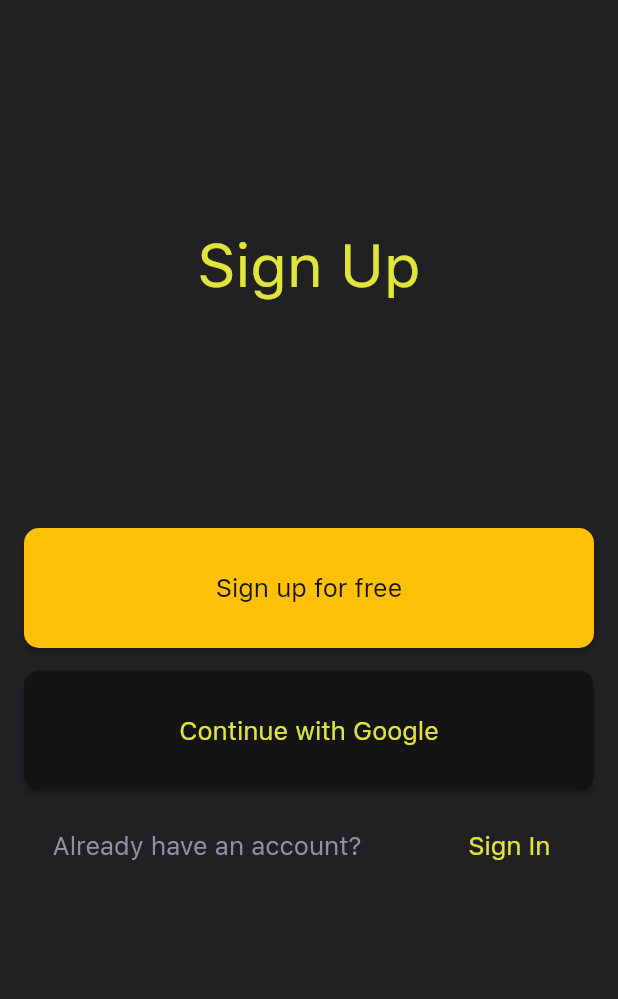
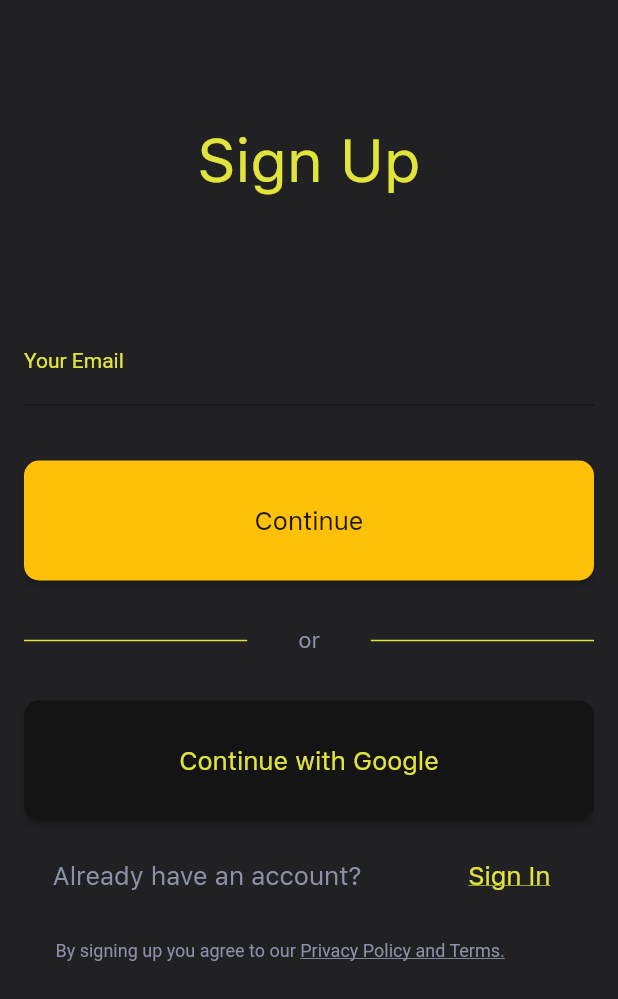
Before and after one commit to JUREXT/GL_Charger_App, a Flutter app: the screen it shows after launch, on a phone screen of 412 x 824 dp, the part 237-1236 px from its top. Run offline on Flutter 3.47's test engine with Material 2 defaults, Android fonts, the phone set to English and light mode, and no system bars; our stand-ins replace cached_network_image, connectivity, flutter_icons, flutter_spinkit, modal_progress_hud_nsn, shared_preferences; missing offline and left inert: ez_localization; accounts and stored records are empty; project files that could hold a hidden picture were left out.

Commit message:
Created login page.

```diff
--- a/lib/landing/landing_page.dart
+++ b/lib/authentication/landing/landing_page.dart
@@ -31,7 +31,7 @@ class _LandingPageState extends State<LandingPage> {
             //  color: Colors.red,
               height: 50,
               child: Center(
-                child: appText("Sign Up", 40.0, Constants.ColorYellow),
+                child: appText("Sign Up", 40.0, Constants.ColorYellow, TextDecoration.none),
               ),
             ),
             SizedBox(height: 150),
@@ -40,7 +40,7 @@ class _LandingPageState extends State<LandingPage> {
               width: double.infinity,
               height: 80,
               child: RaisedButton(
-                child: appText("Sign up for free", 17.0, Constants.ColorBlack),
+                child: appText("Sign up for free", 17.0, Constants.ColorBlack, TextDecoration.none),
                 color: Colors.amber,
                 shape: RoundedRectangleBorder(
                     borderRadius: BorderRadius.circular(10)),
@@ -55,7 +55,7 @@ class _LandingPageState extends State<LandingPage> {
               width: double.infinity,
               height: 80,
               child: RaisedButton(
-                child: appText("Continue with Google", 17.0, Constants.ColorYellow),
+                child: appText("Continue with Google", 17.0, Constants.ColorYellow, TextDecoration.none),
                 color: Constants.ColorBlack,
                 shape: RoundedRectangleBorder(
                     borderRadius: BorderRadius.circular(10)),
@@ -75,12 +75,12 @@ class _LandingPageState extends State<LandingPage> {
                       top: 17,
                       left: 35,
                       child: appText("Already have an account?", 17.0,
-                          Constants.ColorLightPurple)),
+                          Constants.ColorLightPurple, TextDecoration.none)),
                   Positioned(
                       top: 17,
                       right: 45,
                       child: appText("Sign In", 17.0,
-                          Constants.ColorYellow))
+                          Constants.ColorYellow, TextDecoration.underline))
                 ],
               ),
             )
--- /dev/null
+++ b/lib/authentication/log_in/login_page.dart
@@ -0,0 +1,237 @@
+import 'package:flutter/cupertino.dart';
+import 'package:flutter/gestures.dart';
+import 'package:flutter/material.dart';
+import 'package:gl_charge_app/components/password_text_field.dart';
+import 'package:gl_charge_app/components/text_form_builder.dart';
+import 'package:gl_charge_app/utils/constants.dart';
+import 'package:gl_charge_app/utils/validation.dart';
+import 'package:gl_charge_app/widgets/appText.dart';
+import 'package:provider/provider.dart';
+import 'login_view_model.dart';
+
+class LogInPage extends StatefulWidget {
+  @override
+  _LogInPageState createState() => _LogInPageState();
+}
+
+// https://mightytechno.com/rounded-button-flutter/
+
+class _LogInPageState extends State<LogInPage> {
+  @override
+  Widget build(BuildContext context) {
+    // LoginViewModel viewModel = Provider.of<LoginViewModel>(context);
+
+    return Scaffold(
+      backgroundColor: Constants.ColorLightGrey,
+      body: SingleChildScrollView(
+        child: Column(
+          children: [
+            SizedBox(height: 60),
+            Container(
+              //color: Colors.black87,
+              height: 150,
+              child: Center(
+                child: Image.asset("assets/images/logo.png", height: 46),
+              ),
+            ),
+            SizedBox(height: 30),
+            Container(
+              //  color: Colors.red,
+              height: 50,
+              child: Center(
+                child: appText("Sign Up", 40.0, Constants.ColorYellow, TextDecoration.none),
+              ),
+            ),
+            SizedBox(height: 80),
+            Container(
+              margin: EdgeInsets.only(left: 16, right: 16),
+              width: double.infinity,
+              height: 80,
+              child: Theme(
+                  data: ThemeData(
+                    primaryColor: Constants.ColorYellow,
+                    primaryColorDark: Constants.ColorWhite,
+                    hintColor: Constants.ColorLightPurple,
+                  ),
+                  child: TextField(
+                    style: TextStyle(color: Constants.ColorWhite, fontSize: 17),
+                    decoration: InputDecoration(
+                        hintText: "michael@gmail.com",
+                        labelText: "Your Email",
+                        labelStyle: TextStyle(
+                            color: Constants.ColorYellow, fontSize: 14)),
+                  )),
+            ),
+            SizedBox(height: 15.0),
+            Container(
+              margin: EdgeInsets.only(left: 16, right: 16),
+              width: double.infinity,
+              height: 80,
+              child: Container(
+                width: double.infinity,
+                height: 80,
+                child: RaisedButton(
+                  child: appText("Continue", 17.0, Constants.ColorBlack, TextDecoration.none),
+                  color: Colors.amber,
+                  shape: RoundedRectangleBorder(
+                      borderRadius: BorderRadius.circular(10)),
+                  onPressed: () {
+                    // TODO: handle click
+                  },
+                ),
+              ),
+            ),
+            SizedBox(height: 30),
+            Container(
+              // color: Colors.greenAccent,
+              width: double.infinity,
+              height: 20,
+              child: Row(
+                children: [
+                  Expanded(
+                    flex: 2,
+                    child: Divider(
+                      height: 1,
+                      thickness: 1,
+                      indent: 16,
+                      endIndent: 0,
+                      color: Constants.ColorYellow,
+                    ),
+                  ),
+                  Expanded(
+                    flex: 1,
+                    child: Container(
+                      child: appText("or", 15.0, Constants.ColorLightPurple, TextDecoration.none),
+                      alignment: Alignment.center,
+                    ),
+                  ),
+                  Expanded(
+                    flex: 2,
+                    child: Divider(
+                      height: 1,
+                      thickness: 1,
+                      indent: 0,
+                      endIndent: 16,
+                      color: Constants.ColorYellow,
+                    ),
+                  ),
+                ],
+              ),
+            ),
+            SizedBox(height: 30),
+            Container(
+              margin: EdgeInsets.only(left: 16, right: 16),
+              width: double.infinity,
+              height: 80,
+              child: RaisedButton(
+                child: appText(
+                    "Continue with Google", 17.0, Constants.ColorYellow, TextDecoration.none),
+                color: Constants.ColorBlack,
+                shape: RoundedRectangleBorder(
+                    borderRadius: BorderRadius.circular(10)),
+                onPressed: () {
+                  // TODO: handle click
+                },
+              ),
+            ),
+            SizedBox(height: 10),
+            Container(
+              // color: Colors.redAccent,
+              height: 130,
+              width: double.infinity,
+              child: Stack(
+                children: [
+                  Positioned(
+                      top: 17,
+                      left: 35,
+                      child: appText("Already have an account?", 17.0,
+                          Constants.ColorLightPurple, TextDecoration.none)),
+                  Positioned(
+                      top: 17,
+                      right: 45,
+                      child: appText("Sign In", 17.0, Constants.ColorYellow, TextDecoration.underline)),
+                  Positioned(
+                      top: 70,
+                      left: 37,
+                      right: 37,
+                      child: RichText(
+                        text: TextSpan(
+                          text: 'By signing up you agree to our ',
+                          style: TextStyle(
+                              fontSize: 12, color: Constants.ColorLightPurple),
+                          children: <TextSpan>[
+                            TextSpan(
+                                text: 'Privacy Policy and Terms.',
+                                style: TextStyle(
+                                    fontSize: 12,
+                                    decoration: TextDecoration.underline),
+                                recognizer: TapGestureRecognizer()
+                                  ..onTap = () {
+                                    // TODO: Single tapped.. to the terms website
+                                  }),
+                          ],
+                        ),
+                      ))
+                ],
+              ),
+            )
+          ],
+        ),
+      ),
+    );
+  }
+
+// form
+
+// buildEmailForm(BuildContext context, LoginViewModel viewModel) {
+// buildEmailForm(BuildContext context) {
+//   return Form(
+//    // key: viewModel.formKey,
+//     autovalidateMode: AutovalidateMode.onUserInteraction,
+//     child: Container(
+//       margin: EdgeInsets.only(left: 16, right: 16),
+//       width: double.infinity,
+//       height: 160,
+//       color: Colors.blue,
+//       child: Column(
+//         children: [
+//           Theme(
+//               data: ThemeData(
+//                 primaryColor: Constants.ColorYellow,
+//                 primaryColorDark: Constants.ColorWhite,
+//                 hintColor: Constants.ColorLightPurple,
+//               ),
+//               child:TextField(
+//                 style: TextStyle(color: Constants.ColorWhite, fontSize: 17),
+//                 decoration: InputDecoration(
+//                     hintText: "michael@gmail.com",
+//                     labelText: "Your Email",
+//                     labelStyle: TextStyle(color: Constants.ColorYellow, fontSize: 14)
+//                 ),
+//               )
+//           ),
+//           SizedBox(height: 15.0),
+//           Container(
+//             width: double.infinity,
+//             height: 80,
+//             child:  Container(
+//               width: double.infinity,
+//               height: 80,
+//               child: RaisedButton(
+//                 child: appText("Continue", 17.0, Constants.ColorBlack),
+//                 color: Colors.amber,
+//                 shape: RoundedRectangleBorder(
+//                     borderRadius: BorderRadius.circular(10)),
+//                 onPressed: () {
+//                   // TODO: handle click
+//                 },
+//               ),
+//             ),
+//           ),
+//         ],
+//       ),
+//     ),
+//   );
+// }
+
+}
--- /dev/null
+++ b/lib/authentication/log_in/login_view_model.dart
@@ -0,0 +1,83 @@
+import 'package:flutter/cupertino.dart';
+import 'package:flutter/foundation.dart';
+import 'package:flutter/material.dart';
+import 'package:gl_charge_app/services/auth_service.dart';
+import 'package:gl_charge_app/utils/validation.dart';
+
+class LoginViewModel extends ChangeNotifier {
+
+  GlobalKey<ScaffoldState> scaffoldKey = GlobalKey<ScaffoldState>();
+  GlobalKey<FormState> formKey = GlobalKey<FormState>();
+  bool validate = false;
+  bool loading = false;
+  String email, password;
+  FocusNode emailFN = FocusNode();
+  FocusNode passFN = FocusNode();
+  AuthService auth = AuthService();
+
+  login(BuildContext context) async {
+    FormState form = formKey.currentState;
+    form.save();
+    if (!form.validate()) {
+      validate = true;
+      notifyListeners();
+      showInSnackBar('Please fix the errors in red before submitting.');
+    } else {
+      loading = true;
+      notifyListeners();
+      try {
+        bool success = await auth.loginUser(
+          email: email,
+          password: password,
+        );
+        print(success);
+        if (success) {
+         // Navigator.of(context).pushReplacement(CupertinoPageRoute(builder: (_) => TabScreen()));
+        }
+      } catch (e) {
+        loading = false;
+        notifyListeners();
+        print(e);
+        showInSnackBar('${auth.handleFirebaseAuthError(e.toString())}');
+      }
+      loading = false;
+      notifyListeners();
+    }
+  }
+
+  forgotPassword() async {
+    loading = true;
+    notifyListeners();
+    FormState form = formKey.currentState;
+    form.save();
+    print(Validations.validateEmail(email));
+    if (Validations.validateEmail(email) != null) {
+      showInSnackBar('Please input a valid email to reset your password.');
+    } else {
+      try {
+        await auth.forgotPassword(email);
+        showInSnackBar('Please check your email for instructions '
+            'to reset your password');
+      } catch (e) {
+        showInSnackBar('${e.toString()}');
+      }
+    }
+    loading = false;
+    notifyListeners();
+  }
+
+  setEmail(val) {
+    email = val;
+    notifyListeners();
+  }
+
+  setPassword(val) {
+    password = val;
+    notifyListeners();
+  }
+
+  void showInSnackBar(String value) {
+    scaffoldKey.currentState.removeCurrentSnackBar();
+    scaffoldKey.currentState.showSnackBar(SnackBar(content: Text(value)));
+  }
+}
--- a/lib/components/text_form_builder.dart
+++ b/lib/components/text_form_builder.dart
@@ -136,7 +136,7 @@ class _TextFormBuilderState extends State<TextFormBuilder> {
   border(BuildContext context) {
     return OutlineInputBorder(
       borderRadius: BorderRadius.all(
-        Radius.circular(30.0),
+        Radius.circular(10.0),
       ),
       borderSide: BorderSide(
         color: Colors.white,
@@ -148,7 +148,7 @@ class _TextFormBuilderState extends State<TextFormBuilder> {
   focusBorder(BuildContext context) {
     return OutlineInputBorder(
       borderRadius: BorderRadius.all(
-        Radius.circular(30.0),
+        Radius.circular(10.0),
       ),
       borderSide: BorderSide(
         color: Theme.of(context).accentColor,
--- a/lib/main.dart
+++ b/lib/main.dart
@@ -1,4 +1,5 @@
 import 'package:flutter/material.dart';
+import 'package:gl_charge_app/authentication/log_in/login_page.dart';
 import 'package:gl_charge_app/screens/tabs_screen_holder.dart';
 import 'package:gl_charge_app/utils/config.dart';
 import 'package:gl_charge_app/utils/constants.dart';
@@ -6,7 +7,6 @@ import 'package:gl_charge_app/utils/providers.dart';
 import 'package:provider/provider.dart';
 
 import 'components/life_cycle_event_handler.dart';
-import 'landing/landing_page.dart';
 import 'services/auth_test.dart';
 import 'services/user_service.dart';
 
@@ -48,7 +48,7 @@ class _MyAppState extends State<MyApp> {
                 if (snapshot.hasData && snapshot.data) {
                   return TabsScreenHolder();
                 } else
-                  return LandingPage();
+                  return LogInPage();
               },
             ),
           );
--- a/lib/widgets/appText.dart
+++ b/lib/widgets/appText.dart
@@ -1,5 +1,5 @@
 import 'package:flutter/material.dart';
 
-Widget appText(String text, double textSize, Color textColor) {
-  return Text(text, style: TextStyle(fontSize: textSize, color: textColor, fontFamily: "SF"));
+Widget appText(String text, double textSize, Color textColor, TextDecoration decoration) {
+  return Text(text, style: TextStyle(fontSize: textSize, color: textColor, fontFamily: "SF", decoration: decoration));
 }
```
